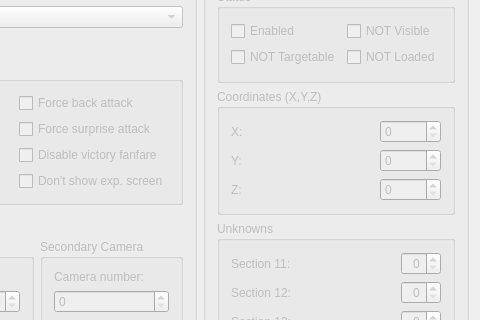
Old version of the form mainwindow.ui in the repository JeMaCheHi/Cactilio; both pictures show x 135 to 615 and y 129 to 449 of the 615 by 552 pixel window.
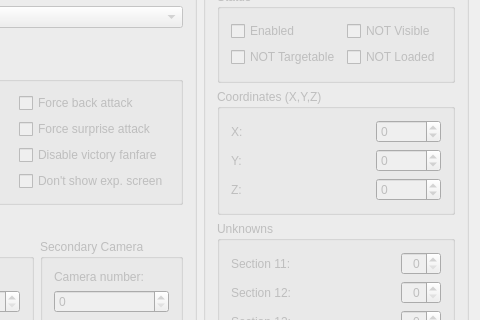
New version of the form. Icons and pictures are not drawn.

Diff of the .ui file:
```diff
--- a/mainwindow.ui
+++ b/mainwindow.ui
@@ -441,15 +441,21 @@
            <layout class="QGridLayout" name="gridLayout_3" columnstretch="1,0">
             <item row="0" column="1">
              <widget class="QSpinBox" name="xCoordBox">
+              <property name="minimum">
+               <number>-32768</number>
+              </property>
               <property name="maximum">
-               <number>65535</number>
+               <number>32768</number>
               </property>
              </widget>
             </item>
             <item row="2" column="1">
              <widget class="QSpinBox" name="zCoordBox">
+              <property name="minimum">
+               <number>-32768</number>
+              </property>
               <property name="maximum">
-               <number>65535</number>
+               <number>32768</number>
               </property>
              </widget>
             </item>
@@ -462,8 +468,11 @@
             </item>
             <item row="1" column="1">
              <widget class="QSpinBox" name="yCoordBox">
+              <property name="minimum">
+               <number>-32768</number>
+              </property>
               <property name="maximum">
-               <number>65535</number>
+               <number>32768</number>
               </property>
              </widget>
             </item>
```
